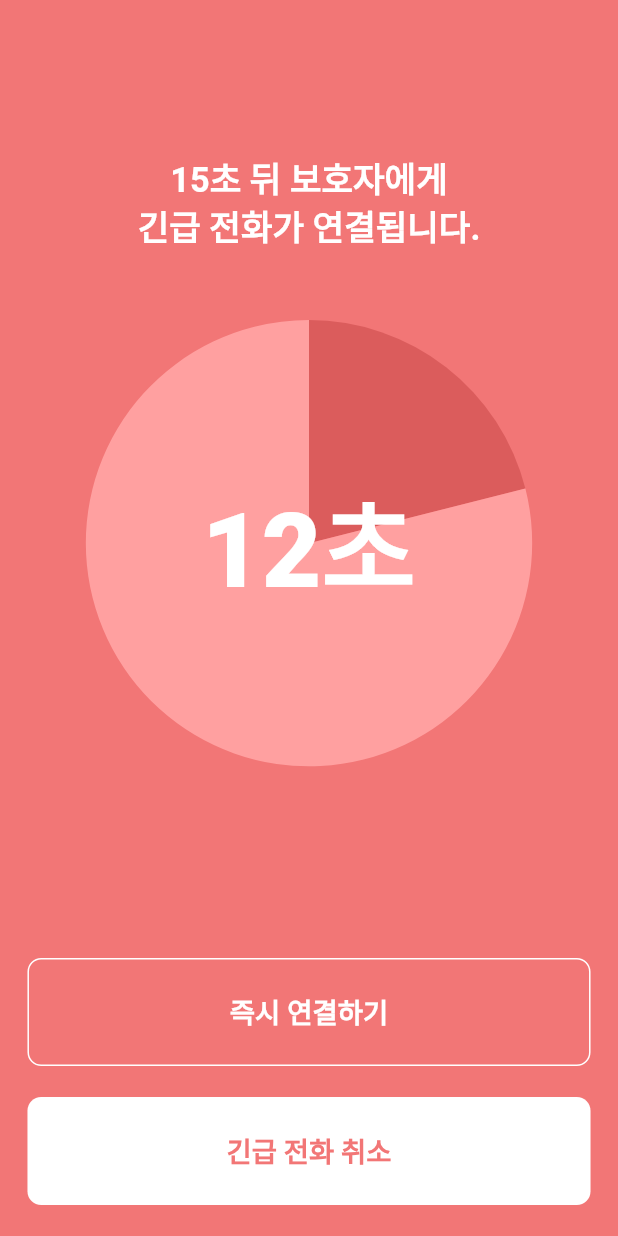
After one commit to JeHeeYu/Care-Route, a Flutter app: the EmergencyCallPage screen opened directly, after a tap on "즉시 연결하기", on a phone screen of 412 x 824 dp. The commit adds this screen. Run offline on Flutter 3.47's test engine with Material 2 defaults, Android fonts, the phone set to English and light mode, and no system bars; our stand-ins replace firebase_core, firebase_messaging, flutter_screenutil, flutter_secure_storage, flutter_svg, geolocator and 4 more; missing offline and left inert: flutter_naver_map, kakao_flutter_sdk_user; accounts and stored records are empty; network calls fail; Roboto replaces fonts that are missing (Pretendard); statements that could not run were skipped.

Commit message:
feat: 긴급 전화 페이지 추가

```diff
--- a/lib/consts/strings.dart
+++ b/lib/consts/strings.dart
@@ -131,6 +131,9 @@ class Strings {
   static const String scheduleStartColorGuide1 = "시작";
   static const String routeStart = "길 안내 시작";
   static const String retryGuide = "다시 시도해주세요.";
+  static const String cancelEmergencyCall = "긴급 전화 취소";
+  static const String immediatelyCall = "즉시 연결하기";
+  static const String emergencyCallGuide = "15초 뒤 보호자에게\n긴급 전화가 연결됩니다.";
 
   // === API KEY ===
   static const String idTokenKey = "idToken";
--- /dev/null
+++ b/lib/views/pages/emergency_call_page.dart
@@ -0,0 +1,161 @@
+import 'package:flutter/material.dart';
+import 'package:flutter_screenutil/flutter_screenutil.dart';
+
+import '../../consts/colors.dart';
+import '../../consts/strings.dart';
+import '../widgets/infinity_button.dart';
+import '../widgets/user_text.dart';
+
+class EmergencyCallPage extends StatefulWidget {
+  const EmergencyCallPage({super.key});
+
+  @override
+  State<EmergencyCallPage> createState() => EmergencyCallStatePage();
+}
+
+class EmergencyCallStatePage extends State<EmergencyCallPage>
+    with SingleTickerProviderStateMixin {
+  late AnimationController _controller;
+
+  @override
+  void initState() {
+    super.initState();
+    _controller = AnimationController(
+      duration: const Duration(seconds: 15),
+      vsync: this,
+    )..repeat();
+  }
+
+  @override
+  void dispose() {
+    _controller.dispose();
+    super.dispose();
+  }
+
+  @override
+  Widget build(BuildContext context) {
+    return Scaffold(
+      backgroundColor: const Color(0xFFF27676),
+      body: Column(
+        children: [
+          Expanded(
+            child: SingleChildScrollView(
+              child: Padding(
+                padding: EdgeInsets.symmetric(
+                    horizontal: ScreenUtil().setWidth(16.0)),
+                child: Column(
+                  crossAxisAlignment: CrossAxisAlignment.center,
+                  children: [
+                    SizedBox(height: ScreenUtil().setHeight(80.0)),
+                    UserText(
+                      text: Strings.emergencyCallGuide,
+                      color: const Color(UserColors.gray01),
+                      weight: FontWeight.w700,
+                      size: ScreenUtil().setSp(20.0),
+                      textAlign: TextAlign.center,
+                      height: 1.4,
+                    ),
+                    SizedBox(height: ScreenUtil().setHeight(36.0)),
+                    Stack(
+                      alignment: Alignment.center,
+                      children: [
+                        CustomPaint(
+                          size: Size(ScreenUtil().radius(260.0),
+                              ScreenUtil().radius(260.0)),
+                          painter: CirclePainter(_controller),
+                        ),
+                        AnimatedBuilder(
+                          animation: _controller,
+                          builder: (context, child) {
+                            int secondsLeft =
+                                (15 - (_controller.value * 15)).ceil();
+                            return Text(
+                              '$secondsLeft초',
+                              style: TextStyle(
+                                color: Colors.white,
+                                fontSize: ScreenUtil().setSp(60.0),
+                                fontWeight: FontWeight.w800,
+                                fontFamily: "Pretendard",
+                              ),
+                            );
+                          },
+                        ),
+                      ],
+                    ),
+                    SizedBox(height: ScreenUtil().setHeight(36.0)),
+                  ],
+                ),
+              ),
+            ),
+          ),
+          Padding(
+            padding:
+                EdgeInsets.symmetric(horizontal: ScreenUtil().setWidth(16.0)),
+            child: Column(
+              children: [
+                InfinityButton(
+                  height: ScreenUtil().setHeight(56.0),
+                  radius: ScreenUtil().radius(8.0),
+                  backgroundColor: const Color(0xFFF27676),
+                  text: Strings.immediatelyCall,
+                  textSize: ScreenUtil().setSp(16.0),
+                  textColor: Colors.white,
+                  textWeight: FontWeight.w600,
+                  borderColor: Colors.white,
+                  // callback: () => _isButtonEnabled()
+                  //     ? _navigateToConnectionPage(context)
+                  //     : null,
+                ),
+                SizedBox(height: ScreenUtil().setHeight(16.0)),
+                InfinityButton(
+                  height: ScreenUtil().setHeight(56.0),
+                  radius: ScreenUtil().radius(8.0),
+                  backgroundColor: Colors.white,
+                  text: Strings.cancelEmergencyCall,
+                  textSize: ScreenUtil().setSp(16.0),
+                  textColor: const Color(0xFFF27676),
+                  textWeight: FontWeight.w600,
+                  // callback: () => _isButtonEnabled()
+                  //     ? _navigateToConnectionPage(context)
+                  //     : null,
+                ),
+                SizedBox(height: ScreenUtil().setHeight(16.0)),
+              ],
+            ),
+          ),
+        ],
+      ),
+    );
+  }
+}
+
+class CirclePainter extends CustomPainter {
+  final Animation<double> _animation;
+
+  CirclePainter(this._animation) : super(repaint: _animation);
+
+  @override
+  void paint(Canvas canvas, Size size) {
+    final Paint paint = Paint()
+      ..color = const Color(0xFFFFA0A0)
+      ..style = PaintingStyle.fill;
+
+    final Paint blackPaint = Paint()
+      ..color = const Color(0xFFDB5C5C)
+      ..style = PaintingStyle.fill;
+
+    double progress = _animation.value;
+    double sweepAngle = 2 * 3.141592653589793238 * progress;
+
+    Rect rect = Offset.zero & size;
+    canvas.drawArc(
+        rect, -3.141592653589793238 / 2, sweepAngle, true, blackPaint);
+    canvas.drawArc(rect, sweepAngle - 3.141592653589793238 / 2,
+        2 * 3.141592653589793238 - sweepAngle, true, paint);
+  }
+
+  @override
+  bool shouldRepaint(covariant CustomPainter oldDelegate) {
+    return true;
+  }
+}
--- a/lib/views/widgets/infinity_button.dart
+++ b/lib/views/widgets/infinity_button.dart
@@ -9,6 +9,7 @@ class InfinityButton extends StatelessWidget {
   final FontWeight textWeight;
   final Color textColor;
   final VoidCallback callback;
+  final Color? borderColor; // borderColor를 선택적으로 받을 수 있도록 변경
 
   const InfinityButton({
     Key? key,
@@ -20,6 +21,7 @@ class InfinityButton extends StatelessWidget {
     required this.textWeight,
     this.textColor = Colors.black,
     this.callback = _callback,
+    this.borderColor,
   }) : super(key: key);
 
   static void _callback() {}
@@ -37,6 +39,7 @@ class InfinityButton extends StatelessWidget {
             decoration: BoxDecoration(
               borderRadius: BorderRadius.circular(radius),
               color: backgroundColor,
+              border: borderColor != null ? Border.all(color: borderColor!) : null,
             ),
           ),
           Text(
--- a/lib/views/widgets/user_text.dart
+++ b/lib/views/widgets/user_text.dart
@@ -1,6 +1,4 @@
 import 'package:flutter/material.dart';
-import 'package:flutter/src/widgets/framework.dart';
-import 'package:flutter/src/widgets/placeholder.dart';
 
 class UserText extends StatelessWidget {
   final String text;
@@ -9,6 +7,8 @@ class UserText extends StatelessWidget {
   final double size;
   final bool? softWrap;
   final TextOverflow? overflow;
+  final TextAlign? textAlign;
+  final double? height; // Optional height parameter
 
   const UserText({
     Key? key,
@@ -18,6 +18,8 @@ class UserText extends StatelessWidget {
     required this.size,
     this.softWrap,
     this.overflow = TextOverflow.ellipsis,
+    this.textAlign,
+    this.height,
   }) : super(key: key);
 
   @override
@@ -26,11 +28,13 @@ class UserText extends StatelessWidget {
       text,
       softWrap: softWrap,
       overflow: overflow ?? TextOverflow.ellipsis,
+      textAlign: textAlign,
       style: TextStyle(
         fontFamily: "Pretendard",
         fontSize: size,
         fontWeight: weight,
         color: color,
+        height: height,
       ),
     );
   }
```
